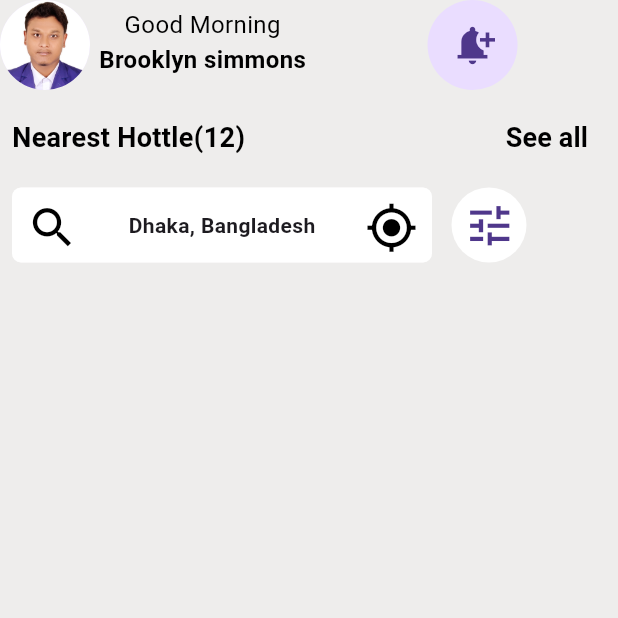
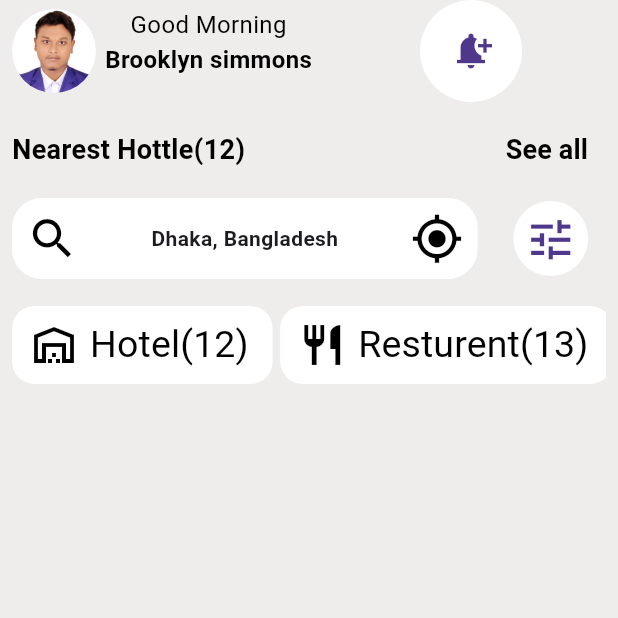
Before and after one commit to obaidul360/Hotel-Bokking-App, a Flutter app: the HomeScreen screen opened directly, on a phone screen of 412 x 824 dp, the top half of it. Run offline on Flutter 3.47's test engine with Material 3 defaults, Android fonts, the phone set to English and light mode, and no system bars; network calls fail.

Commit message:
design part

```diff
--- /dev/null
+++ b/lib/Src/Widgets/search_box.dart
@@ -0,0 +1,60 @@
+import 'package:flutter/material.dart';
+
+class SearchBox extends StatefulWidget {
+  const SearchBox({super.key});
+
+  @override
+  State<SearchBox> createState() => _SearchBoxState();
+}
+
+class _SearchBoxState extends State<SearchBox> {
+  @override
+  Widget build(BuildContext context) {
+    return Row(
+      children: [
+        Expanded(
+          flex: 4,
+          child: Container(
+            margin: EdgeInsets.symmetric(horizontal: 8,),
+            decoration: BoxDecoration(
+              color: Colors.white,
+              border: Border.all(color: Colors.white38, width: 1.5),
+              borderRadius: BorderRadius.circular(20),
+            ),
+
+            child: Padding(
+              padding: const EdgeInsets.all(8.0),
+              child: Row(
+                mainAxisAlignment: MainAxisAlignment.spaceBetween,
+                children: [
+                  Icon(Icons.search, size: 35, color: Colors.black),
+                  Text(
+                    "Dhaka, Bangladesh",
+                    style: TextStyle(fontWeight: FontWeight.bold),
+                  ),
+                  Icon(
+                    Icons.my_location_outlined,
+                    size: 35,
+                    color: Colors.black,
+                  ),
+                ],
+              ),
+            ),
+          ),
+        ),
+        Expanded(
+          flex: 1,
+          child: CircleAvatar(
+            radius: 25,
+            backgroundColor: Colors.white,
+            child: IconButton(
+              onPressed: () {},
+              icon: Icon(Icons.tune, size: 35),
+            ),
+          ),
+        ),
+        SizedBox(width: 4),
+      ],
+    );
+  }
+}
--- a/lib/Src/catagorise/top_design.dart
+++ b/lib/Src/Widgets/top_design.dart
@@ -11,12 +11,13 @@ class _AppBarDesignState extends State<AppBarDesign> {
   @override
   Widget build(BuildContext context) {
     return Container(
-        height: 60,
+      padding: EdgeInsets.symmetric(horizontal: 8),
+        height: 68,
         width: double.infinity,
         child: Row(
           children: [
             CircleAvatar(
-              radius: 30,
+              radius: 28,
               backgroundImage: AssetImage("assets/obaidul.jpg"),
             ),
             Padding(
@@ -39,10 +40,11 @@ class _AppBarDesignState extends State<AppBarDesign> {
             ),
             SizedBox(width: 65,),
             CircleAvatar(
-              radius: 40,
+              backgroundColor: Colors.white,
+              radius: 35,
               child: IconButton(
                 onPressed: () {},
-                icon: Icon(Icons.notification_add, size: 30),
+                icon: Icon(Icons.notification_add, size: 28),
               ),
             ),
           ],
--- /dev/null
+++ b/lib/Src/catagorise/catagorise_list.dart
@@ -0,0 +1,133 @@
+import 'package:flutter/material.dart';
+
+class CatagoriseList extends StatefulWidget {
+  const CatagoriseList({super.key});
+
+  @override
+  State<CatagoriseList> createState() => _CatagoriseListState();
+}
+
+class _CatagoriseListState extends State<CatagoriseList> {
+  bool isSelected = false;
+  bool isFav = false;
+  bool isChange = false;
+  bool isColorChange = false;
+  bool selectedIndex = false;
+
+
+  @override
+  Widget build(BuildContext context) {
+    return SingleChildScrollView(
+      scrollDirection: Axis.horizontal,
+      child: Row(
+        spacing: 5,
+        children: [
+          Container(
+            decoration: BoxDecoration(
+              color: isSelected ? Colors.black : Colors.white,
+              borderRadius: BorderRadius.circular(15),
+            ),
+            child: TextButton.icon(
+              onPressed: () {
+                setState(() {
+                  isSelected = !isSelected;
+                });
+              },
+              icon: Icon(
+                Icons.warehouse_outlined,
+                size: 32,
+                color: isSelected ? Colors.white : Colors.black,
+              ),
+              label: Text(
+                "Hotel(12)",
+                style: TextStyle(
+                  fontSize: 25,
+                  color: isSelected ? Colors.white : Colors.black,
+                  fontWeight: FontWeight.w400,
+                ),
+              ),
+            ),
+          ),
+          Container(
+            decoration: BoxDecoration(
+              color: isFav ? Colors.black : Colors.white,
+              borderRadius: BorderRadius.circular(15),
+            ),
+            child: TextButton.icon(
+              onPressed: () {
+                setState(() {
+                  isFav = !isFav;
+                });
+              },
+              icon: Icon(
+                Icons.restaurant,
+                size: 32,
+                color: isFav ? Colors.white : Colors.black,
+              ),
+              label: Text(
+                "Resturent(13)",
+                style: TextStyle(
+                  fontSize: 25,
+                  color: isFav ? Colors.white : Colors.black,
+                  fontWeight: FontWeight.w400,
+                ),
+              ),
+            ),
+          ),
+          Container(
+            decoration: BoxDecoration(
+              color: isChange ? Colors.black : Colors.white,
+              borderRadius: BorderRadius.circular(15),
+            ),
+            child: TextButton.icon(
+              onPressed: () {
+                setState(() {
+                  isChange = !isChange;
+                });
+              },
+              icon: Icon(
+                Icons.bedroom_parent_sharp,
+                size: 32,
+                color: isChange ? Colors.white : Colors.black,
+              ),
+              label: Text(
+                "Parking(5)",
+                style: TextStyle(
+                  fontSize: 25,
+                  color: isChange ? Colors.white : Colors.black,
+                  fontWeight: FontWeight.w400,
+                ),
+              ),
+            ),
+          ),
+          Container(
+            decoration: BoxDecoration(
+              color: selectedIndex ? Colors.black : Colors.white,
+              borderRadius: BorderRadius.circular(15),
+            ),
+            child: TextButton.icon(
+              onPressed: () {
+                setState(() {
+                  selectedIndex = !selectedIndex;
+                });
+              },
+              icon: Icon(
+                Icons.coffee,
+                size: 32,
+                color: selectedIndex ? Colors.white : Colors.black,
+              ),
+              label: Text(
+                "Cofe Shop",
+                style: TextStyle(
+                  fontSize: 25,
+                  color: selectedIndex ? Colors.white : Colors.black,
+                  fontWeight: FontWeight.w400,
+                ),
+              ),
+            ),
+          ),
+        ],
+      ),
+    );
+  }
+}
--- a/lib/Src/screen/home_screen.dart
+++ b/lib/Src/screen/home_screen.dart
@@ -1,6 +1,8 @@
 import 'package:flutter/material.dart';
 
-import '../catagorise/top_design.dart';
+import '../Widgets/search_box.dart';
+import '../Widgets/top_design.dart';
+import '../catagorise/catagorise_list.dart';
 
 class HomeScreen extends StatefulWidget {
   const HomeScreen({super.key});
@@ -44,48 +46,15 @@ class _HomeScreenState extends State<HomeScreen> {
               ],
             ),
           ),
-          Row(
-            spacing: 5,
-            children: [
-              Container(
-                margin: EdgeInsets.symmetric(horizontal: 8, vertical: 1),
-                decoration: BoxDecoration(
-                  color: Colors.white,
-                  border: Border.all(color: Colors.white38, width: 1.5),
-                  borderRadius: BorderRadius.circular(6),
-                ),
-                height: 50,
-                width: 280,
-                child: Padding(
-                  padding: const EdgeInsets.all(8.0),
-                  child: Row(
-                    mainAxisAlignment: MainAxisAlignment.spaceBetween,
-                    children: [
-                      Icon(Icons.search, size: 35, color: Colors.black),
-                      Text(
-                        "Dhaka, Bangladesh",
-                        style: TextStyle(fontWeight: FontWeight.bold),
-                      ),
-                      Icon(
-                        Icons.my_location_outlined,
-                        size: 35,
-                        color: Colors.black,
-                      ),
-                    ],
-                  ),
-                ),
-              ),
-              CircleAvatar(
-                radius: 25,
-                backgroundColor: Colors.white,
-                child: IconButton(
-                  onPressed: () {},
-                  icon: Icon(Icons.tune, size: 35),
-                ),
-              ),
-              SizedBox(width: 4),
-            ],
-          ),
+          SearchBox(),
+          SizedBox(height: 10,),
+          Container(
+            margin: EdgeInsets.all(8),
+            child:CatagoriseList(),
+          )
+
+
+
         ],
       ),
     );
```
